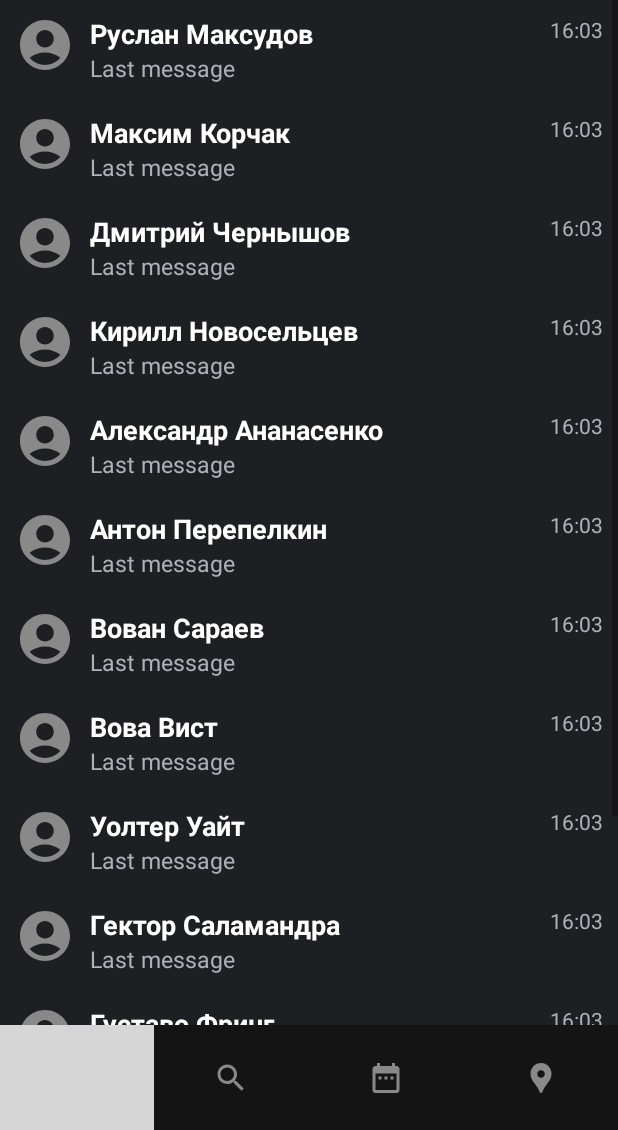
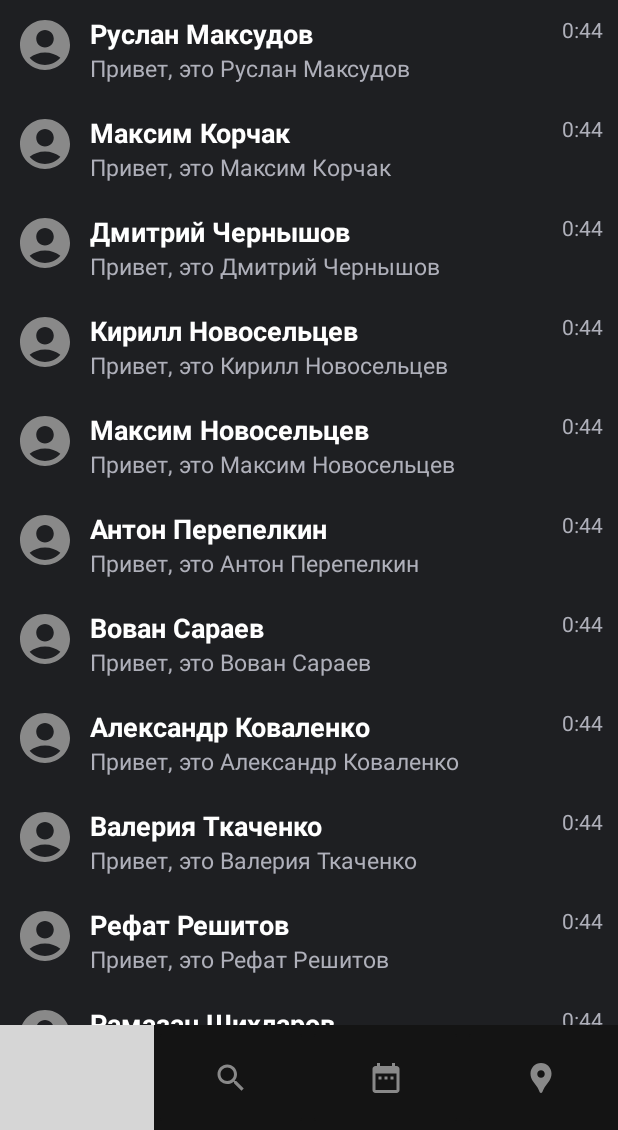
Before and after one commit to Svomix/MeetyourMatch, an Android app: the ChatFragment screen opened directly, with no data from a screen before it, on a phone screen of 412 x 824 dp, the part 106-1236 px from its top. Run offline under Robolectric (Android 15) with nearby library versions, the light colour scheme and no system bars; Roboto replaces fonts that are not available here; grey boxes are pictures that could not be loaded.

Commit message:
Refactoring of chat fragment

```diff
--- /dev/null
+++ b/android/app/src/main/java/com/javanostra/meetyourmatch/ChatAdapter.java
@@ -0,0 +1,44 @@
+package com.javanostra.meetyourmatch;
+
+import android.content.Context;
+import android.view.LayoutInflater;
+import android.view.ViewGroup;
+
+import androidx.annotation.NonNull;
+import androidx.recyclerview.widget.RecyclerView;
+
+import java.util.List;
+import java.util.Random;
+
+public class ChatAdapter extends RecyclerView.Adapter<ChatViewHolder> {
+
+    Context context;
+    List<User> users;
+
+    public ChatAdapter(Context context, List<User> users) {
+        this.context = context;
+        this.users = users;
+    }
+
+    @NonNull
+    @Override
+    public ChatViewHolder onCreateViewHolder(@NonNull ViewGroup parent, int viewType) {
+        return new ChatViewHolder(LayoutInflater.from(context).inflate(R.layout.chat_box, parent, false));
+    }
+
+    @Override
+    public void onBindViewHolder(@NonNull ChatViewHolder holder, int position) {
+        holder.nameView.setText(users.get(position).getUsername());
+        holder.lastMessageView.setText("Привет, это " +  users.get(position).getUsername());
+        Random random = new Random();
+        String hour = String.valueOf(random.nextInt(23));
+        String minute = String.valueOf(random.nextInt(60));
+        if (minute.length() == 1) minute = "0" + minute;
+        holder.timeView.setText(hour + ":" + minute);
+    }
+
+    @Override
+    public int getItemCount() {
+        return users.size();
+    }
+}
--- a/android/app/src/main/java/com/javanostra/meetyourmatch/ChatFragment.java
+++ b/android/app/src/main/java/com/javanostra/meetyourmatch/ChatFragment.java
@@ -4,30 +4,16 @@ import android.os.Bundle;
 import android.view.LayoutInflater;
 import android.view.View;
 import android.view.ViewGroup;
-import android.widget.LinearLayout;
-import android.widget.TextView;
 
 import androidx.annotation.NonNull;
 import androidx.annotation.Nullable;
 import androidx.fragment.app.Fragment;
+import androidx.recyclerview.widget.LinearLayoutManager;
+import androidx.recyclerview.widget.RecyclerView;
+
+import java.util.List;
 
 public class ChatFragment extends Fragment {
-
-    private final User[] users = {
-            new User("Руслан Максудов", "Interests", "fish@lang.com", 19),
-            new User("Максим Корчак", "Interests", "fish@lang.com", 19),
-            new User("Дмитрий Чернышов", "Interests", "fish@lang.com", 19),
-            new User("Кирилл Новосельцев", "Interests", "fish@lang.com", 19),
-            new User("Александр Ананасенко", "Interests", "fish@lang.com", 19),
-            new User("Антон Перепелкин", "Interests", "fish@lang.com", 19),
-            new User("Вован Сараев", "Interests", "fish@lang.com", 19),
-            new User("Вова Вист", "Interests", "fish@lang.com", 19),
-            new User("Уолтер Уайт", "Interests", "fish@lang.com", 19),
-            new User("Гектор Саламандра", "Interests", "fish@lang.com", 19),
-            new User("Густаво Фринг", "Interests", "fish@lang.com", 19),
-            new User("Глеб Самойлов", "Interests", "fish@lang.com", 19),
-            new User("Федор Меркурий", "Interests", "fish@lang.com", 19)
-    };
 
     @Nullable
     @Override
@@ -35,14 +21,26 @@ public class ChatFragment extends Fragment {
 
         View view = inflater.inflate(R.layout.fragment_chat, container, false);
 
-        LinearLayout linearLayout = view.findViewById(R.id.chatContainer);
+        RecyclerView recyclerView = view.findViewById(R.id.chatRecyclerView);
 
-        for (int i = 0; i < users.length; ++i) {
-            LinearLayout chatBox = (LinearLayout) inflater.inflate(R.layout.chat_box, container, false);
-            TextView username = (TextView) chatBox.findViewById(R.id.Username);
-            username.setText(users[i].getUsername());
-            linearLayout.addView(chatBox);
-        }
+        List<User> users = List.of(
+                new User("Руслан Максудов", "Interests", "fish@lang.com", 19),
+                new User("Максим Корчак", "Interests", "fish@lang.com", 19),
+                new User("Дмитрий Чернышов", "Interests", "fish@lang.com", 19),
+                new User("Кирилл Новосельцев", "Interests", "fish@lang.com", 19),
+                new User("Максим Новосельцев", "Interests", "fish@lang.com", 19),
+                new User("Антон Перепелкин", "Interests", "fish@lang.com", 19),
+                new User("Вован Сараев", "Interests", "fish@lang.com", 19),
+                new User("Александр Коваленко", "Interests", "fish@lang.com", 19),
+                new User("Валерия Ткаченко", "Interests", "fish@lang.com", 19),
+                new User("Рефат Решитов", "Interests", "fish@lang.com", 19),
+                new User("Рамазан Шихларов", "Interests", "fish@lang.com", 19),
+                new User("Рычка Игорь", "Interests", "fish@lang.com", 19),
+                new User("Рабош Никита", "Interests", "fish@lang.com", 19)
+        );
+
+        recyclerView.setLayoutManager(new LinearLayoutManager(getActivity().getApplicationContext()));
+        recyclerView.setAdapter(new ChatAdapter(getActivity().getApplicationContext(), users));
 
         return view;
     }
--- /dev/null
+++ b/android/app/src/main/java/com/javanostra/meetyourmatch/ChatViewHolder.java
@@ -0,0 +1,24 @@
+package com.javanostra.meetyourmatch;
+
+import android.view.View;
+import android.widget.ImageView;
+import android.widget.TextView;
+
+import androidx.annotation.NonNull;
+import androidx.recyclerview.widget.RecyclerView;
+
+public class ChatViewHolder extends RecyclerView.ViewHolder {
+
+    ImageView imageView;
+    TextView nameView, lastMessageView, timeView;
+
+    public ChatViewHolder(@NonNull View itemView) {
+        super(itemView);
+        imageView = itemView.findViewById(R.id.Avatar);
+        nameView = itemView.findViewById(R.id.Username);
+        lastMessageView = itemView.findViewById(R.id.LastMessage);
+        timeView = itemView.findViewById(R.id.Time);
+    }
+
+
+}
--- a/android/app/src/main/res/layout/chat_box.xml
+++ b/android/app/src/main/res/layout/chat_box.xml
@@ -1,12 +1,13 @@
 <?xml version="1.0" encoding="utf-8"?>
 <LinearLayout xmlns:android="http://schemas.android.com/apk/res/android"
     android:layout_width="match_parent"
-    android:layout_height="match_parent">
+    android:layout_height="wrap_content"
+    style="@style/ChatTable"
+    android:id="@+id/chatBox">
 
-    <LinearLayout
-        style="@style/ChatTable"
-        android:id="@+id/chatBox">
+
         <ImageView
+            android:id="@+id/Avatar"
             android:layout_width="wrap_content"
             android:layout_height="wrap_content"
             android:src="@drawable/avatar"/>
@@ -38,7 +39,5 @@
             android:text="16:03"
             android:id="@+id/Time"/>
 
-    </LinearLayout>
-
 
 </LinearLayout>
--- a/android/app/src/main/res/layout/fragment_chat.xml
+++ b/android/app/src/main/res/layout/fragment_chat.xml
@@ -5,23 +5,12 @@
     xmlns:app="http://schemas.android.com/apk/res-auto"
     android:background="@drawable/gradient_background">
 
-    <ScrollView
-        android:layout_width="wrap_content"
+    <androidx.recyclerview.widget.RecyclerView
+        android:layout_width="match_parent"
         android:layout_height="wrap_content"
+        app:layout_constraintTop_toTopOf="parent"
+        app:layout_constraintRight_toRightOf="parent"
         app:layout_constraintLeft_toLeftOf="parent"
-        app:layout_constraintTop_toTopOf="parent"
-        app:layout_constraintRight_toRightOf="parent">
-
-        <LinearLayout
-            android:id="@+id/chatContainer"
-            android:layout_width="match_parent"
-            android:layout_height="wrap_content"
-            android:orientation="vertical">
-
-
-
-        </LinearLayout>
-
-    </ScrollView>
+        android:id="@+id/chatRecyclerView"/>
 
 </androidx.constraintlayout.widget.ConstraintLayout>
```
Also changed, not shown: android/app/src/main/java/com/javanostra/meetyourmatch/ChatMessagesFragment.java (added, +17 -0 lines), android/app/src/main/res/layout/activity_chat.xml (deleted, +0 -143 lines), android/app/src/main/res/layout/activity_map.xml (deleted, +0 -80 lines), android/app/src/main/res/layout/activity_template.xml (deleted, +0 -111 lines), android/app/src/main/res/layout/fragment_chat_messages.xml (added, +76 -0 lines).
